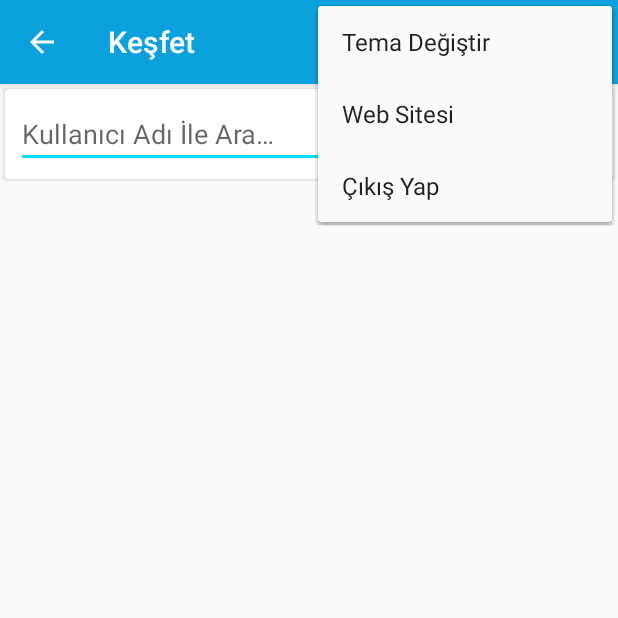
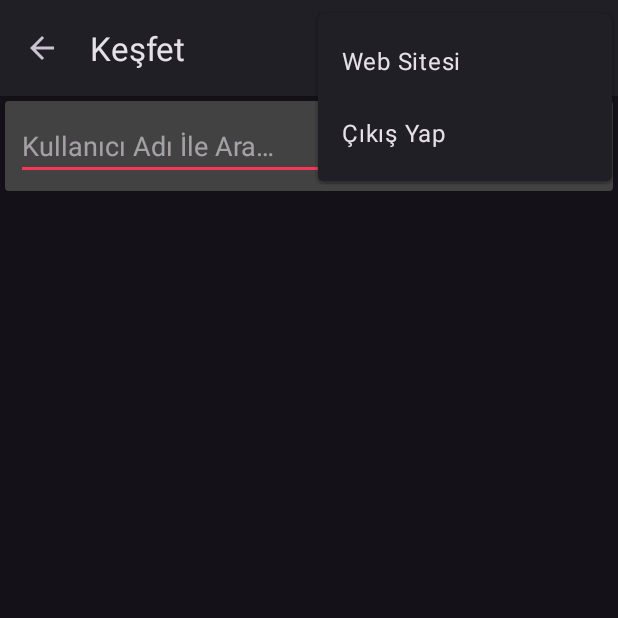
Before and after one commit to FurkanKaraketir/PShare, an Android app: the KesfetActivity screen opened directly, with no data from a screen before it, with the options menu open, on a phone screen of 412 x 824 dp, the top half of it. Run offline under Robolectric (Android 15) with nearby library versions, the light colour scheme and no system bars; our stand-ins replace Firebase (no records; nobody signed in at launch, a user with empty details on screens opened directly).

Commit message:
Theme Changes #2.2.5

```diff
--- a/app/src/main/res/menu/options_menu.xml
+++ b/app/src/main/res/menu/options_menu.xml
@@ -14,9 +14,6 @@
         android:title="@string/profil"
         app:showAsAction="always" />
     <item
-        android:id="@+id/themeChange"
-        android:title="@string/tema_de_i_tir" />
-    <item
         android:id="@+id/webSiteButton"
         android:title="@string/web_sitesi" />
     <item
--- a/app/src/main/res/menu/secenekler_menusu.xml
+++ b/app/src/main/res/menu/secenekler_menusu.xml
@@ -14,9 +14,6 @@
         android:title="@string/profil"
         app:showAsAction="always" />
     <item
-        android:id="@+id/temaDegistir"
-        android:title="@string/tema_de_i_tir" />
-    <item
         android:id="@+id/WebSite"
         android:title="@string/web_sitesi" />
     <item
--- a/app/src/main/res/values/styles.xml
+++ b/app/src/main/res/values/styles.xml
@@ -1,9 +1,17 @@
 <resources>
 
-    <style name="AppTheme" parent="Theme.AppCompat.DayNight.DarkActionBar">
-        <item name="colorPrimary">#0AA1DD</item>
-        <item name="colorPrimaryDark">#2155CD</item>
-        <item name="colorAccent">#00DFFF</item>
+    <style name="AppTheme" parent="Theme.Material3.Dark">
+
+        <item name="colorPrimary">#2357DD</item>
+        <item name="colorPrimaryVariant">#32C5FF</item>
+        <item name="colorAccent">#F73757</item>
+        <item name="actionBarTheme">@style/AppTheme</item>
+        <item name="colorOnPrimary">@color/beyaz</item>
+        <!-- Secondary brand color. -->
+        <item name="colorSecondary">#32C5FF</item>
+        <item name="colorSecondaryVariant">#6D58FC</item>
+        <item name="colorOnSecondary">#000000</item>
+
     </style>
 
     <style name="FullscreenTheme" parent="AppTheme">
```
Also changed, not shown: app/src/main/java/com/furkankrktr/pshare/HaberlerActivity.kt (+2 -55 lines), app/src/main/java/com/furkankrktr/pshare/KesfetActivity.kt (+0 -41 lines).
